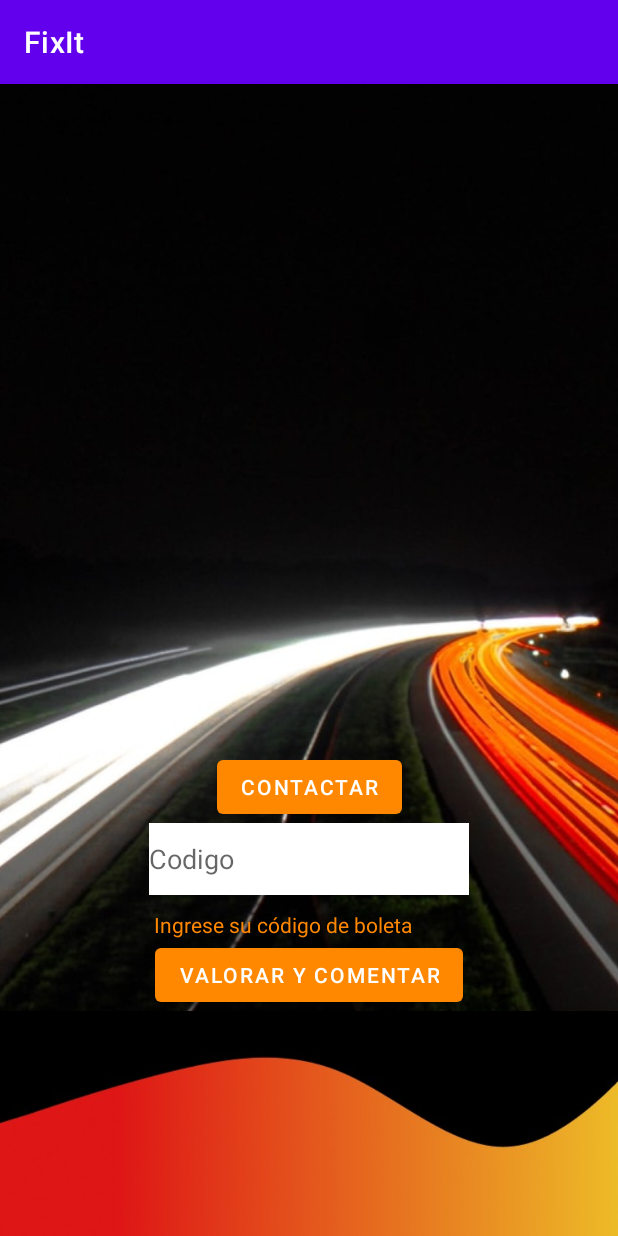
After one commit to Sikriet/FixIt, an Android app: the info_pyme_product screen opened directly, with no data from a screen before it, on a phone screen of 412 x 824 dp. The commit adds this screen. Run offline under Robolectric (Android 15) with nearby library versions, the phone set to English and light mode, and no system bars.

Commit message:
- New activities * TO-DO: scrollView functional

```diff
--- a/app/src/main/AndroidManifest.xml
+++ b/app/src/main/AndroidManifest.xml
@@ -3,8 +3,8 @@
     xmlns:tools="http://schemas.android.com/tools"
     package="com.example.fixit">
 
-    <uses-permission android:name="android.permission.ACCESS_FINE_LOCATION"/>
-    <uses-permission android:name="android.permission.ACCESS_COARSE_LOCATION"/>
+    <uses-permission android:name="android.permission.ACCESS_FINE_LOCATION" />
+    <uses-permission android:name="android.permission.ACCESS_COARSE_LOCATION" />
 
     <application
         android:allowBackup="true"
@@ -16,13 +16,14 @@
         android:supportsRtl="true"
         android:theme="@style/Theme.FixIt"
         tools:targetApi="31">
+        <activity
+            android:name=".info_pyme_product"
+            android:exported="false" />
 
         <meta-data
             android:name="com.google.android.geo.API_KEY"
             android:value="${MAPS_API_KEY}" />
-
-        <meta-data
-            xmlns:tools="http://schemas.android.com/tools"
+        <meta-data xmlns:tools="http://schemas.android.com/tools"
             android:name="com.google.android.gms.version"
             android:value="@integer/google_play_services_version" />
 
@@ -36,4 +37,5 @@
             </intent-filter>
         </activity>
     </application>
+
 </manifest>
--- /dev/null
+++ b/app/src/main/java/com/example/fixit/info_pyme_product.java
@@ -0,0 +1,14 @@
+package com.example.fixit;
+
+import androidx.appcompat.app.AppCompatActivity;
+
+import android.os.Bundle;
+
+public class info_pyme_product extends AppCompatActivity {
+
+    @Override
+    protected void onCreate(Bundle savedInstanceState) {
+        super.onCreate(savedInstanceState);
+        setContentView(R.layout.activity_info_pyme_product);
+    }
+}
--- /dev/null
+++ b/app/src/main/res/layout/activity_info_pyme_product.xml
@@ -0,0 +1,80 @@
+<?xml version="1.0" encoding="utf-8"?>
+<androidx.constraintlayout.widget.ConstraintLayout xmlns:android="http://schemas.android.com/apk/res/android"
+    xmlns:app="http://schemas.android.com/apk/res-auto"
+    xmlns:tools="http://schemas.android.com/tools"
+    android:layout_width="match_parent"
+    android:layout_height="match_parent"
+    android:background="@drawable/background"
+    tools:context=".info_pyme_product">
+
+    <Button
+        android:id="@+id/btnContact"
+        android:layout_width="wrap_content"
+        android:layout_height="wrap_content"
+        android:text="Contactar"
+        android:textColorHint="@color/black"
+        app:backgroundTint="@android:color/holo_orange_dark"
+        app:layout_constraintBottom_toTopOf="@+id/txtTickerCode"
+        app:layout_constraintEnd_toEndOf="parent"
+        app:layout_constraintStart_toStartOf="parent" />
+
+    <View
+        android:id="@+id/view"
+        android:layout_width="wrap_content"
+        android:layout_height="150dp"
+        android:background="@drawable/wave"
+        app:layout_constraintBottom_toBottomOf="parent"
+        app:layout_constraintEnd_toEndOf="parent"
+        app:layout_constraintStart_toStartOf="parent" />
+
+    <Button
+        android:id="@+id/btnRatingComent"
+        android:layout_width="wrap_content"
+        android:layout_height="wrap_content"
+        android:text="Valorar y Comentar"
+        android:textColorHint="@color/black"
+        app:backgroundTint="@android:color/holo_orange_dark"
+        app:layout_constraintBottom_toTopOf="@+id/view"
+        app:layout_constraintEnd_toEndOf="parent"
+        app:layout_constraintStart_toStartOf="parent" />
+
+    <TextView
+        android:id="@+id/txtCodBolView"
+        android:layout_width="wrap_content"
+        android:layout_height="wrap_content"
+        android:layout_marginStart="-35dp"
+        android:text="Ingrese su código de boleta"
+        android:textColor="@android:color/holo_orange_dark"
+        app:layout_constraintBottom_toTopOf="@+id/btnRatingComent"
+        app:layout_constraintEnd_toEndOf="parent"
+        app:layout_constraintStart_toStartOf="parent" />
+
+    <EditText
+        android:id="@+id/txtTickerCode"
+        android:layout_width="wrap_content"
+        android:layout_height="48dp"
+        android:layout_marginBottom="10dp"
+        android:background="@color/white"
+        android:ems="10"
+        android:hint="Codigo"
+        android:inputType="textPersonName"
+        app:layout_constraintBottom_toTopOf="@+id/txtCodBolView"
+        app:layout_constraintEnd_toEndOf="parent"
+        app:layout_constraintStart_toStartOf="parent" />
+
+    <ScrollView
+        android:id="@+id/scrollView"
+        android:layout_width="409dp"
+        android:layout_height="406dp"
+        app:layout_constraintBottom_toTopOf="@+id/btnContact"
+        app:layout_constraintEnd_toEndOf="parent"
+        app:layout_constraintStart_toStartOf="parent"
+        app:layout_constraintTop_toTopOf="parent">
+
+        <LinearLayout
+            android:layout_width="match_parent"
+            android:layout_height="wrap_content"
+            android:orientation="vertical" />
+    </ScrollView>
+
+</androidx.constraintlayout.widget.ConstraintLayout>
--- a/app/src/main/res/layout/activity_main.xml
+++ b/app/src/main/res/layout/activity_main.xml
@@ -26,7 +26,7 @@
         app:layout_constraintStart_toStartOf="parent" />
 
     <Button
-        android:id="@+id/btnSearchMechanic"
+        android:id="@+id/btnRatingComent"
         android:layout_width="wrap_content"
         android:layout_height="wrap_content"
         android:text="@string/buscar_mecanico"
--- a/app/src/main/res/values/strings.xml
+++ b/app/src/main/res/values/strings.xml
@@ -1,4 +1,4 @@
 <resources>
     <string name="app_name">FixIt</string>
-    <string name="buscar_mecanico">Buscar Mecánico</string>
+    <string name="buscar_mecanico">Buscar</string>
 </resources>
```
